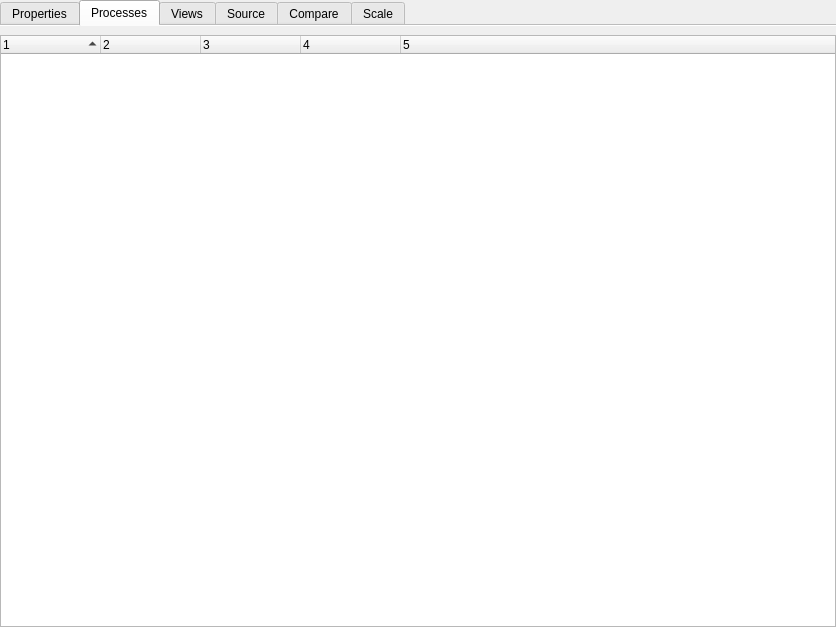
Above: src/plugins/OpenSpeedShop/Experiment/ExperimentWidget.ui from OpenSpeedShop/gui before the change. Below: the same form after it.
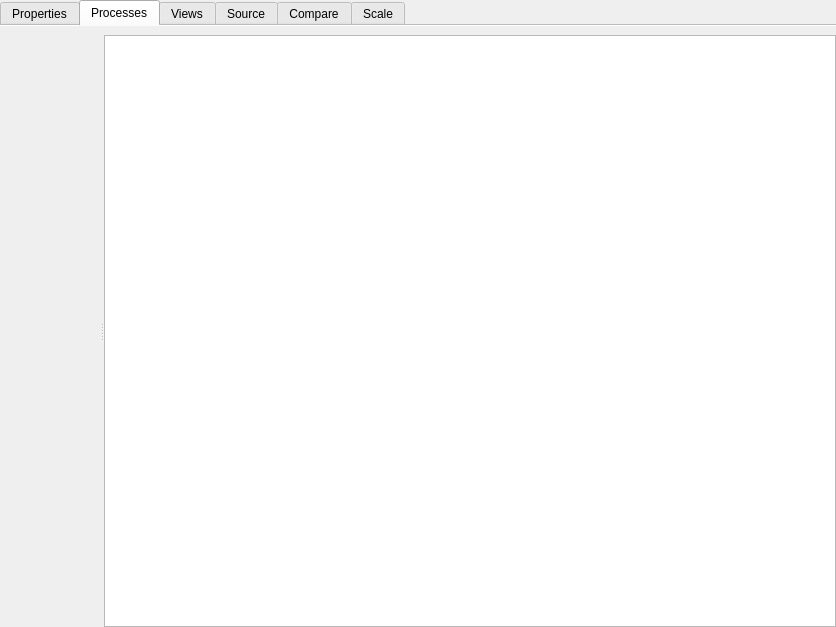
That is the form after the change. The open tabs and pages were chosen to show the change. Icons and pictures are not drawn. Custom widgets are drawn as their Qt base class.

Commit message: [Plugins/Experiment] added PTGF/Plugins/NodeListView to process tab; filtering process list based on selected nodes in NodeListView

The edit to the form file:
```diff
--- a/src/plugins/OpenSpeedShop/Experiment/ExperimentWidget.ui
+++ b/src/plugins/OpenSpeedShop/Experiment/ExperimentWidget.ui
@@ -341,6 +341,9 @@
        <string>Processes</string>
       </attribute>
       <layout class="QHBoxLayout" name="horizontalLayout_7">
+       <property name="spacing">
+        <number>0</number>
+       </property>
        <property name="leftMargin">
         <number>0</number>
        </property>
@@ -351,41 +354,32 @@
         <number>0</number>
        </property>
        <item>
-        <widget class="QTreeWidget" name="trvProcesses">
-         <property name="rootIsDecorated">
-          <bool>false</bool>
+        <widget class="QSplitter" name="splitter">
+         <property name="orientation">
+          <enum>Qt::Horizontal</enum>
          </property>
-         <property name="sortingEnabled">
-          <bool>true</bool>
-         </property>
-         <property name="columnCount">
-          <number>5</number>
-         </property>
-         <column>
-          <property name="text">
-           <string notr="true">1</string>
+         <widget class="Plugins::NodeListView::NodeListView" name="trvNodeList" native="true">
+          <property name="sizePolicy">
+           <sizepolicy hsizetype="Expanding" vsizetype="Expanding">
+            <horstretch>0</horstretch>
+            <verstretch>0</verstretch>
+           </sizepolicy>
           </property>
-         </column>
-         <column>
-          <property name="text">
-           <string notr="true">2</string>
+         </widget>
+         <widget class="QTreeView" name="trvProcesses">
+          <property name="sizePolicy">
+           <sizepolicy hsizetype="Expanding" vsizetype="Expanding">
+            <horstretch>3</horstretch>
+            <verstretch>0</verstretch>
+           </sizepolicy>
           </property>
-         </column>
-         <column>
-          <property name="text">
-           <string notr="true">3</string>
+          <property name="rootIsDecorated">
+           <bool>false</bool>
           </property>
-         </column>
-         <column>
-          <property name="text">
-           <string notr="true">4</string>
+          <property name="sortingEnabled">
+           <bool>true</bool>
           </property>
-         </column>
-         <column>
-          <property name="text">
-           <string notr="true">5</string>
-          </property>
-         </column>
+         </widget>
         </widget>
        </item>
       </layout>
@@ -870,6 +864,12 @@
    <extends>QPlainTextEdit</extends>
    <header>Experiment/SourceView.h</header>
   </customwidget>
+  <customwidget>
+   <class>Plugins::NodeListView::NodeListView</class>
+   <extends>QWidget</extends>
+   <header location="global">NodeListView/NodeListView.h</header>
+   <container>1</container>
+  </customwidget>
  </customwidgets>
  <resources>
   <include location="../Resources/OpenSpeedShop.qrc"/>
```
Left out of the diff: 6 changed lines with no effect on the pictures. The commit also changes 3 other files.
